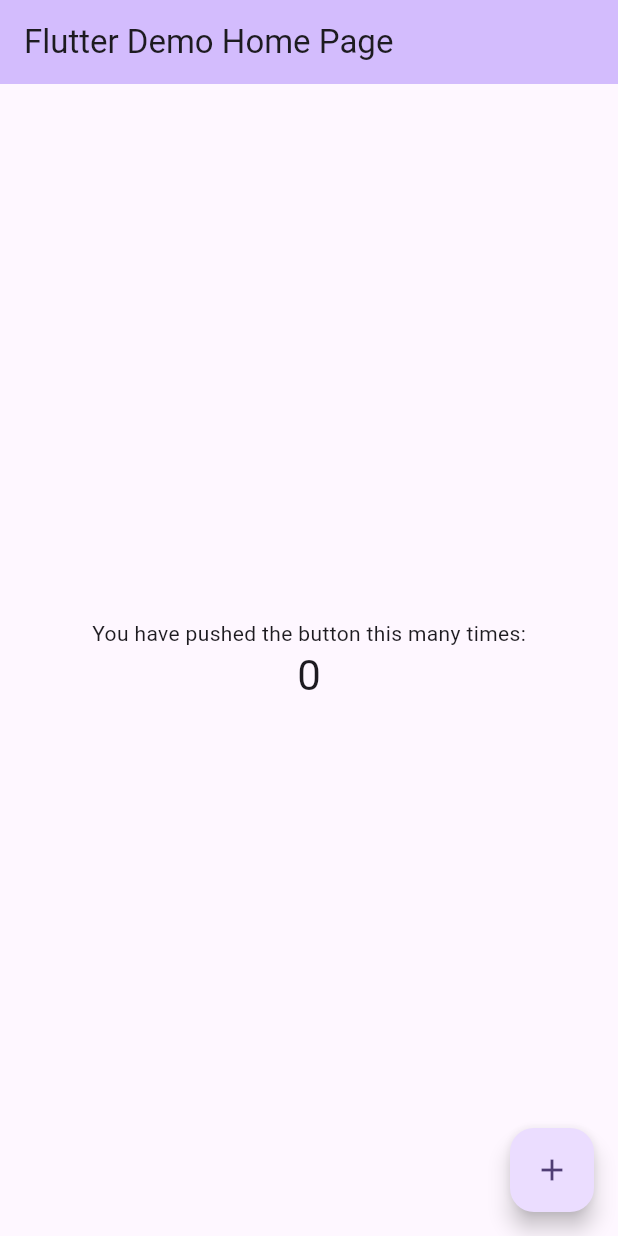
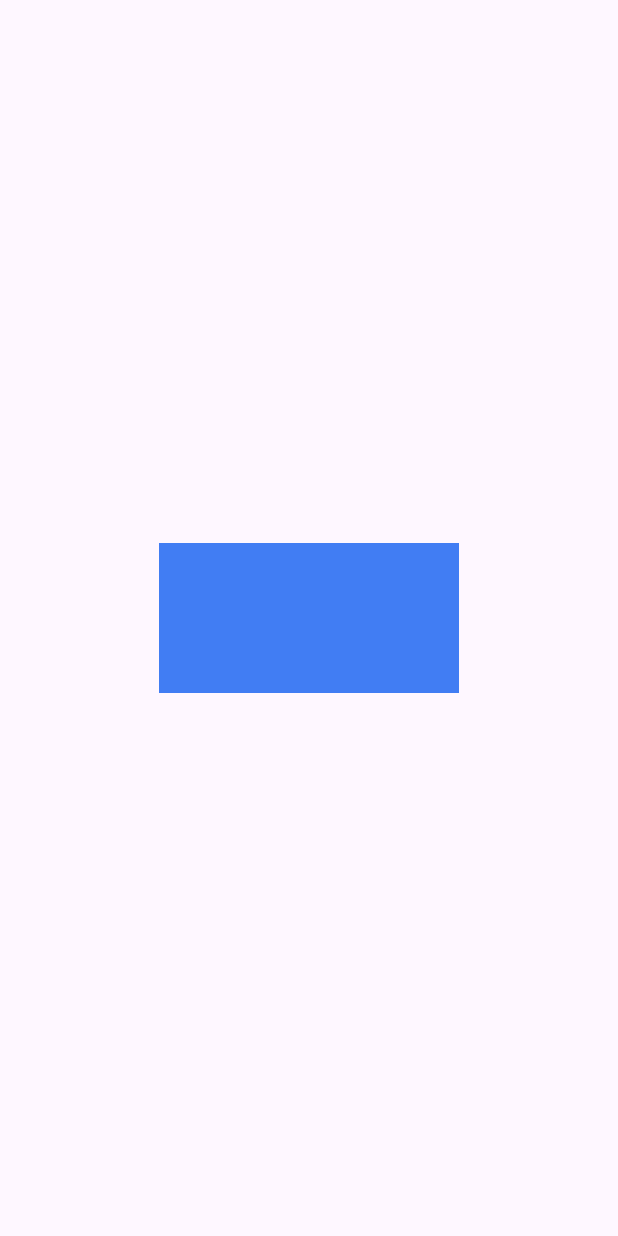
Before and after one commit to inotive/pdam-mobile, a Flutter app: the screen it shows after launch, on a phone screen of 412 x 824 dp. Run offline on Flutter 3.47's test engine with Material 3 defaults, Android fonts, the phone set to English and light mode, and no system bars.

Commit message:
Add App and Splash View

```diff
--- /dev/null
+++ b/lib/data/app.dart
@@ -0,0 +1,16 @@
+import 'package:flutter/material.dart';
+import 'package:pdam_inventory/persentations/modules/splash/splash_view.dart';
+import 'package:pdam_inventory/persentations/resources/theme_app.dart';
+
+class MyApp extends StatelessWidget {
+  const MyApp({super.key});
+
+  @override
+  Widget build(BuildContext context) {
+    return MaterialApp(
+      theme: getApplicationTheme(),
+      title: 'Pdam Inventory',
+      home: const SplashView(),
+    );
+  }
+}
--- a/lib/main.dart
+++ b/lib/main.dart
@@ -1,125 +1,6 @@
 import 'package:flutter/material.dart';
+import 'package:pdam_inventory/data/app.dart';
 
 void main() {
   runApp(const MyApp());
 }
-
-class MyApp extends StatelessWidget {
-  const MyApp({super.key});
-
-  // This widget is the root of your application.
-  @override
-  Widget build(BuildContext context) {
-    return MaterialApp(
-      title: 'Flutter Demo',
-      theme: ThemeData(
-        // This is the theme of your application.
-        //
-        // TRY THIS: Try running your application with "flutter run". You'll see
-        // the application has a purple toolbar. Then, without quitting the app,
-        // try changing the seedColor in the colorScheme below to Colors.green
-        // and then invoke "hot reload" (save your changes or press the "hot
-        // reload" button in a Flutter-supported IDE, or press "r" if you used
-        // the command line to start the app).
-        //
-        // Notice that the counter didn't reset back to zero; the application
-        // state is not lost during the reload. To reset the state, use hot
-        // restart instead.
-        //
-        // This works for code too, not just values: Most code changes can be
-        // tested with just a hot reload.
-        colorScheme: ColorScheme.fromSeed(seedColor: Colors.deepPurple),
-        useMaterial3: true,
-      ),
-      home: const MyHomePage(title: 'Flutter Demo Home Page'),
-    );
-  }
-}
-
-class MyHomePage extends StatefulWidget {
-  const MyHomePage({super.key, required this.title});
-
-  // This widget is the home page of your application. It is stateful, meaning
-  // that it has a State object (defined below) that contains fields that affect
-  // how it looks.
-
-  // This class is the configuration for the state. It holds the values (in this
-  // case the title) provided by the parent (in this case the App widget) and
-  // used by the build method of the State. Fields in a Widget subclass are
-  // always marked "final".
-
-  final String title;
-
-  @override
-  State<MyHomePage> createState() => _MyHomePageState();
-}
-
-class _MyHomePageState extends State<MyHomePage> {
-  int _counter = 0;
-
-  void _incrementCounter() {
-    setState(() {
-      // This call to setState tells the Flutter framework that something has
-      // changed in this State, which causes it to rerun the build method below
-      // so that the display can reflect the updated values. If we changed
-      // _counter without calling setState(), then the build method would not be
-      // called again, and so nothing would appear to happen.
-      _counter++;
-    });
-  }
-
-  @override
-  Widget build(BuildContext context) {
-    // This method is rerun every time setState is called, for instance as done
-    // by the _incrementCounter method above.
-    //
-    // The Flutter framework has been optimized to make rerunning build methods
-    // fast, so that you can just rebuild anything that needs updating rather
-    // than having to individually change instances of widgets.
-    return Scaffold(
-      appBar: AppBar(
-        // TRY THIS: Try changing the color here to a specific color (to
-        // Colors.amber, perhaps?) and trigger a hot reload to see the AppBar
-        // change color while the other colors stay the same.
-        backgroundColor: Theme.of(context).colorScheme.inversePrimary,
-        // Here we take the value from the MyHomePage object that was created by
-        // the App.build method, and use it to set our appbar title.
-        title: Text(widget.title),
-      ),
-      body: Center(
-        // Center is a layout widget. It takes a single child and positions it
-        // in the middle of the parent.
-        child: Column(
-          // Column is also a layout widget. It takes a list of children and
-          // arranges them vertically. By default, it sizes itself to fit its
-          // children horizontally, and tries to be as tall as its parent.
-          //
-          // Column has various properties to control how it sizes itself and
-          // how it positions its children. Here we use mainAxisAlignment to
-          // center the children vertically; the main axis here is the vertical
-          // axis because Columns are vertical (the cross axis would be
-          // horizontal).
-          //
-          // TRY THIS: Invoke "debug painting" (choose the "Toggle Debug Paint"
-          // action in the IDE, or press "p" in the console), to see the
-          // wireframe for each widget.
-          mainAxisAlignment: MainAxisAlignment.center,
-          children: <Widget>[
-            const Text(
-              'You have pushed the button this many times:',
-            ),
-            Text(
-              '$_counter',
-              style: Theme.of(context).textTheme.headlineMedium,
-            ),
-          ],
-        ),
-      ),
-      floatingActionButton: FloatingActionButton(
-        onPressed: _incrementCounter,
-        tooltip: 'Increment',
-        child: const Icon(Icons.add),
-      ), // This trailing comma makes auto-formatting nicer for build methods.
-    );
-  }
-}
--- /dev/null
+++ b/lib/persentations/modules/splash/splash_view.dart
@@ -0,0 +1,22 @@
+import 'package:flutter/material.dart';
+import 'package:pdam_inventory/persentations/resources/color_app.dart';
+
+class SplashView extends StatelessWidget {
+  const SplashView({super.key});
+
+  @override
+  Widget build(BuildContext context) {
+    return Scaffold(
+      body: Center(
+        child: Container(
+          height: 100,
+          width: 200,
+          decoration: const BoxDecoration(
+            color: ColorApp.primary,
+            shape: BoxShape.rectangle,
+          ),
+        ),
+      ),
+    );
+  }
+}
--- a/lib/persentations/resources/theme_app.dart
+++ b/lib/persentations/resources/theme_app.dart
@@ -5,6 +5,7 @@ ThemeData getApplicationTheme() {
   return ThemeData(
     primaryColor: ColorApp.primary,
     useMaterial3: true,
+    fontFamily: 'Mulish',
     appBarTheme: const AppBarTheme(
       backgroundColor: ColorApp.primary,
       iconTheme: IconThemeData(
```
Also changed, not shown: 1 other file.
